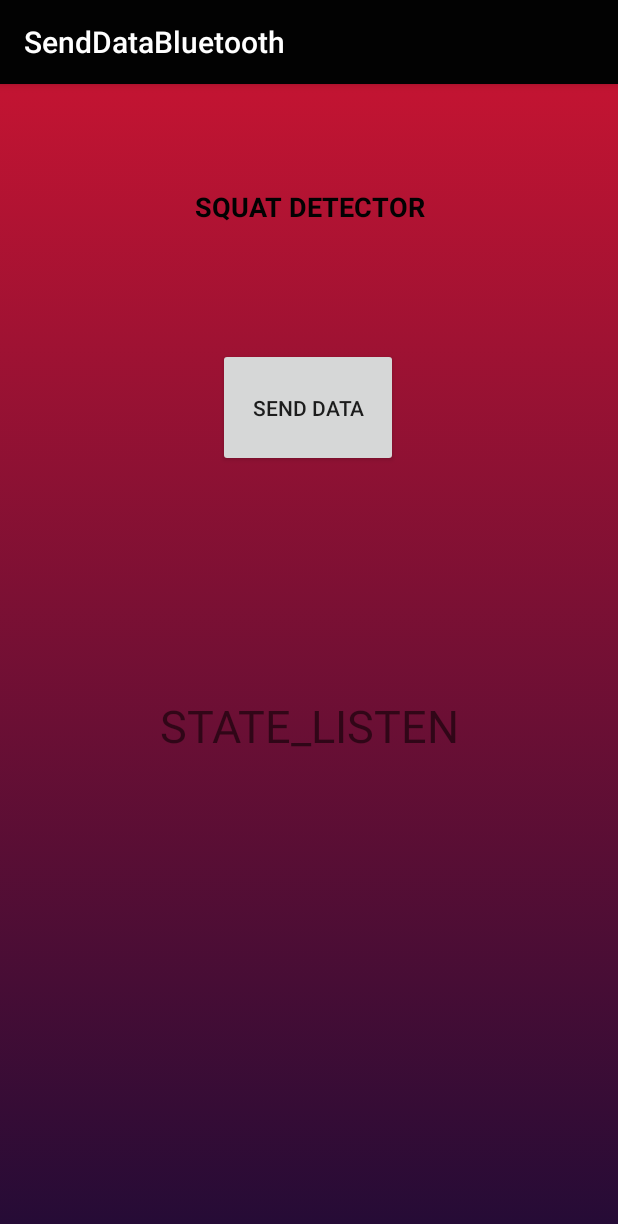
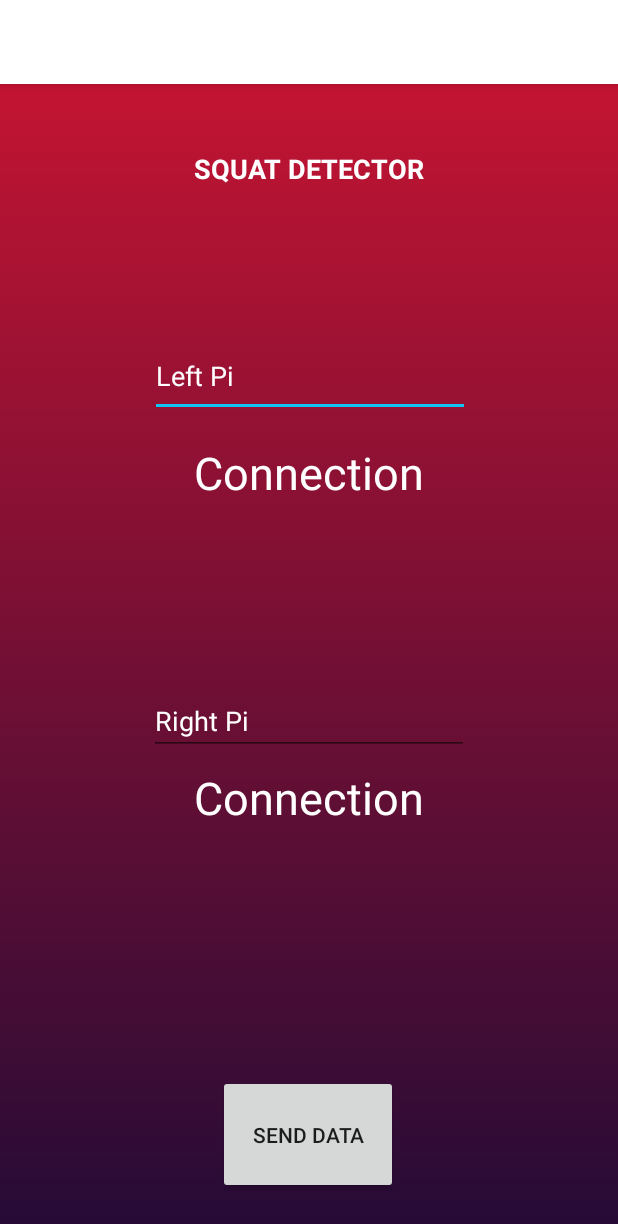
Before and after one commit to 482-932-csce-capstone-sp-2019/weightlift, an Android app: the screen it shows after launch (MainActivity), on a phone screen of 412 x 824 dp. Shown: the top 1224 px of the screen. Run offline under Robolectric (Android 15) with nearby library versions, the phone set to English and light mode, and no system bars.

Commit message:
Connection Works, Two Devices coded in

```diff
--- a/senddatabluetooth/app/src/main/java/com/example/orion/senddatabluetooth/BluetoothChatService.java
+++ b/senddatabluetooth/app/src/main/java/com/example/orion/senddatabluetooth/BluetoothChatService.java
@@ -29,11 +29,17 @@ public class BluetoothChatService {
     private static final String NAME_SECURE = "BluetoothChatSecure";
     private static final String NAME_INSECURE = "BluetoothChatInsecure";
 
-    // Unique UUID for this application
+//    // Unique UUID for this application
+//    private static final UUID MY_UUID_SECURE =
+//            UUID.fromString("00001101-0000-1000-8000-00805F9B34FB");
+//    private static final UUID MY_UUID_INSECURE =
+//            UUID.fromString("00001101-0000-1000-8000-00805F9B34FB");
+
     private static final UUID MY_UUID_SECURE =
-            UUID.fromString("00001101-0000-1000-8000-00805F9B34FB");
+            UUID.fromString("00012412-0000-1000-8000-0080ABCD1234");
+
     private static final UUID MY_UUID_INSECURE =
-            UUID.fromString("00001101-0000-1000-8000-00805F9B34FB");
+            UUID.fromString("00012412-0000-1000-8000-0080ABCD1234");
 
     // Member fields
     private final BluetoothAdapter mAdapter;
@@ -73,7 +79,14 @@ public class BluetoothChatService {
         mNewState = mState;
 
         // Give the new state to the Handler so the UI Activity can update
-        mHandler.obtainMessage(Constants.MESSAGE_STATE_CHANGE, mNewState, -1).sendToTarget();
+        if(this.mHandler.toString() == "mhandler" ){
+            mHandler.obtainMessage(Constants.MESSAGE_STATE_CHANGE_Left, mNewState, -1).sendToTarget();
+        }
+        else if(this.mHandler.toString() == "mhandlerRight"){
+            mHandler.obtainMessage(Constants.MESSAGE_STATE_CHANGE_Right, mNewState, -1).sendToTarget();
+        }
+
+
     }
 
     /**
--- a/senddatabluetooth/app/src/main/java/com/example/orion/senddatabluetooth/BluetoothService.java
+++ b/senddatabluetooth/app/src/main/java/com/example/orion/senddatabluetooth/BluetoothService.java
@@ -73,8 +73,8 @@ public class BluetoothService extends Service {
             for (BluetoothDevice device : pairedDevices) {
                 String deviceName = device.getName();
                 Log.v("TEST",deviceName);
-                if(deviceName.contains("LAPTOP-EF96I227")) {
-                    Log.v("TEST","Connecting to Laptop");
+                if(deviceName.contains("raspberrypi")) {
+                    Log.v("TEST","Connecting to pi");
                     connect(device);
                     break;
                 }
--- a/senddatabluetooth/app/src/main/java/com/example/orion/senddatabluetooth/Constants.java
+++ b/senddatabluetooth/app/src/main/java/com/example/orion/senddatabluetooth/Constants.java
@@ -3,7 +3,8 @@ package com.example.orion.senddatabluetooth;
 public interface Constants {
 
     // Message types sent from the BluetoothChatService Handler
-    public static final int MESSAGE_STATE_CHANGE = 1;
+    public static final int MESSAGE_STATE_CHANGE_Left = 1;
+    public static final int MESSAGE_STATE_CHANGE_Right = 8;
     public static final int MESSAGE_READ = 2;
     public static final int MESSAGE_WRITE = 3;
     public static final int MESSAGE_DEVICE_NAME = 4;
--- a/senddatabluetooth/app/src/main/java/com/example/orion/senddatabluetooth/MainActivity.java
+++ b/senddatabluetooth/app/src/main/java/com/example/orion/senddatabluetooth/MainActivity.java
@@ -3,7 +3,6 @@ package com.example.orion.senddatabluetooth;
 import android.bluetooth.BluetoothAdapter;
 import android.bluetooth.BluetoothDevice;
 import android.content.Intent;
-import android.os.Environment;
 import android.os.Handler;
 import android.os.Message;
 import android.support.v7.app.AppCompatActivity;
@@ -13,19 +12,22 @@ import android.view.View;
 import android.widget.Button;
 import android.widget.TextView;
 
-import java.io.File;
 import java.util.Random;
 import java.util.Set;
 
 public class MainActivity extends AppCompatActivity implements Handler.Callback{
     private static final String TAG = "BluetoothChat";
     private Button send_data;
+    private TextView DataViewRight;
     private TextView DataView;
 
     private Handler mhandler = null;
+    private Handler mhandlerRight = null;
     private BluetoothChatService mChatService = null;
+    private BluetoothChatService mChatServiceRight = null;
     private BluetoothAdapter mBluetoothAdapter = null;
-    private String mConnectedDeviceName = "raspberrypi";
+    private String mConnectedDeviceLeft = "B8:27:EB:B9:CB:4C";
+    private String mConnectedDeviceRight ="";
     private final static int REQUEST_ENABLE_BT = 1;
 
 
@@ -36,18 +38,27 @@ public class MainActivity extends AppCompatActivity implements Handler.Callback{
         super.onCreate(savedInstanceState);
         setContentView(R.layout.activity_main);
         DataView = (TextView)findViewById(R.id.connectionstatus);
+        DataViewRight = (TextView)findViewById(R.id.connectionstatus2);
 
         mBluetoothAdapter = BluetoothAdapter.getDefaultAdapter();
         Set<BluetoothDevice> pairedDevices = mBluetoothAdapter.getBondedDevices();
 
         mhandler = new Handler(this);
+        mhandlerRight = new Handler(this);
 
         mChatService = new BluetoothChatService(this,mhandler);
+        mChatServiceRight = new BluetoothChatService(this,mhandlerRight);
 
         for(BluetoothDevice bldevice : pairedDevices){
-            if(bldevice.getName().contains(mConnectedDeviceName)){
-                mChatService.connect(bldevice,true);
+            //bldevice.getAddress()
+
+            if(bldevice.getAddress().contains(mConnectedDeviceLeft)){
+                mChatService.connect(bldevice,false);
             }
+            if(bldevice.getAddress().contains(mConnectedDeviceRight)){
+                mChatService.connect(bldevice,false);
+            }
+
         }
         send_data = (Button) findViewById(R.id.senddata);
         send_data.setOnClickListener(new View.OnClickListener() {
@@ -57,6 +68,11 @@ public class MainActivity extends AppCompatActivity implements Handler.Callback{
                 Random rand = new Random();
                 int vasdf = rand.nextInt(4)+1;
                 mChatService.write((String.valueOf(vasdf)+"*").getBytes());
+            }
+            if(mChatServiceRight.getState() == mChatServiceRight.STATE_CONNECTED){
+                Random rand = new Random();
+                int vasdf = rand.nextInt(4)+1;
+                mChatServiceRight.write((String.valueOf(vasdf)+"*").getBytes());
             }
             }
         });
@@ -73,7 +89,7 @@ public class MainActivity extends AppCompatActivity implements Handler.Callback{
             Intent enableIntent = new Intent(BluetoothAdapter.ACTION_REQUEST_ENABLE);
            startActivityForResult(enableIntent, REQUEST_ENABLE_BT);
             // Otherwise, setup the chat session
-        } else if (mChatService == null) {
+        } else if (mChatService == null || mChatServiceRight == null) {
 //
 Log.d("onStart","else if mChatService == null");
 
@@ -87,6 +103,10 @@ Log.d("onStart","else if mChatService == null");
         if (mChatService != null) {
             mChatService.stop();
         }
+        if (mChatServiceRight != null) {
+            mChatServiceRight.stop();
+        }
+
     }
     @Override
     public void onResume() {
@@ -104,25 +124,49 @@ Log.d("onStart","else if mChatService == null");
                 mChatService.start();
             }
         }
+        if (mChatServiceRight != null) {
+            // Only if the state is STATE_NONE, do we know that we haven't started already
+            if (mChatServiceRight.getState() == BluetoothChatService.STATE_NONE) {
+                // Start the Bluetooth chat services
+                mChatServiceRight.start();
+            }
+        }
     }
 
     @Override
     public boolean handleMessage(Message message) {
         String[] MessageStatus = new String[]{"STATE_NONE","STATE_LISTEN","STATE_CONNECTING","STATE_CONNECTED"};
+
         switch (message.what) {
-           case Constants.MESSAGE_STATE_CHANGE:
+           case Constants.MESSAGE_STATE_CHANGE_Left:
                if(MessageStatus[message.arg1] == "STATE_LISTEN")
                {
                    mBluetoothAdapter = BluetoothAdapter.getDefaultAdapter();
                    Set<BluetoothDevice> pairedDevices = mBluetoothAdapter.getBondedDevices();
                    for(BluetoothDevice bldevice : pairedDevices){
-                       if(bldevice.getName().contains(mConnectedDeviceName)){
+                       if(bldevice.getName().contains(mConnectedDeviceLeft)){
                            mChatService.connect(bldevice,true);
                        }
                    }
                }
                DataView.setText(MessageStatus[message.arg1]);
+               DataViewRight.setText(MessageStatus[message.arg1]);
                break;
+
+            case Constants.MESSAGE_STATE_CHANGE_Right:
+                if(MessageStatus[message.arg1] == "STATE_LISTEN")
+                {
+                    mBluetoothAdapter = BluetoothAdapter.getDefaultAdapter();
+                    Set<BluetoothDevice> pairedDevices = mBluetoothAdapter.getBondedDevices();
+                    for(BluetoothDevice bldevice : pairedDevices){
+                        if(bldevice.getName().contains(mConnectedDeviceRight)){
+                            mChatServiceRight.connect(bldevice,true);
+                        }
+                    }
+                }
+                DataView.setText(MessageStatus[message.arg1]);
+                DataViewRight.setText(MessageStatus[message.arg1]);
+                break;
         }
         return true;
     }
--- a/senddatabluetooth/app/src/main/res/layout/activity_main.xml
+++ b/senddatabluetooth/app/src/main/res/layout/activity_main.xml
@@ -12,40 +12,54 @@
         android:layout_width="120dp"
         android:layout_height="79dp"
         android:layout_marginStart="8dp"
-        android:layout_marginTop="176dp"
         android:layout_marginEnd="8dp"
+        android:layout_marginBottom="28dp"
         android:text="Send Data"
+        app:layout_constraintBottom_toBottomOf="parent"
         app:layout_constraintEnd_toEndOf="parent"
-        app:layout_constraintHorizontal_bias="0.497"
-        app:layout_constraintStart_toStartOf="parent"
-        app:layout_constraintTop_toTopOf="parent" />
+        app:layout_constraintHorizontal_bias="0.498"
+        app:layout_constraintStart_toStartOf="parent" />
 
     <TextView
         android:id="@+id/connectionstatus"
-        android:layout_width="239dp"
-        android:layout_height="45dp"
+        android:layout_width="274dp"
+        android:layout_height="46dp"
         android:layout_marginStart="8dp"
-        android:layout_marginTop="152dp"
+        android:layout_marginTop="148dp"
         android:layout_marginEnd="8dp"
         android:layout_marginBottom="8dp"
         android:text="Connection"
         android:textAlignment="center"
+        android:textColor="@color/colorPrimary"
         android:textSize="30sp"
-        app:layout_constraintBottom_toBottomOf="parent"
+        app:layout_constraintBottom_toTopOf="@+id/connectionstatus2"
         app:layout_constraintEnd_toEndOf="parent"
-        app:layout_constraintHorizontal_bias="0.5"
         app:layout_constraintStart_toStartOf="parent"
-        app:layout_constraintTop_toBottomOf="@+id/senddata"
-        app:layout_constraintVertical_bias="0.0" />
+        app:layout_constraintTop_toBottomOf="@+id/textView"
+        app:layout_constraintVertical_bias="0.051" />
+
+    <TextView
+        android:id="@+id/connectionstatus2"
+        android:layout_width="266dp"
+        android:layout_height="45dp"
+        android:layout_marginStart="8dp"
+        android:layout_marginEnd="8dp"
+        android:layout_marginBottom="160dp"
+        android:text="Connection"
+        android:textAlignment="center"
+        android:textColor="@color/colorPrimary"
+        android:textSize="30sp"
+        app:layout_constraintBottom_toTopOf="@+id/senddata"
+        app:layout_constraintEnd_toEndOf="parent"
+        app:layout_constraintStart_toStartOf="parent" />
 
     <TextView
         android:id="@+id/textView"
-        android:layout_width="226dp"
+        android:layout_width="228dp"
         android:layout_height="38dp"
         android:layout_marginStart="8dp"
-        android:layout_marginTop="8dp"
+        android:layout_marginTop="44dp"
         android:layout_marginEnd="8dp"
-        android:layout_marginBottom="8dp"
         android:text="Squat Detector"
         android:textAlignment="center"
         android:textAllCaps="true"
@@ -54,8 +68,45 @@
         android:textStyle="bold"
         android:typeface="normal"
         android:visibility="visible"
-        app:layout_constraintBottom_toTopOf="@+id/senddata"
+        app:layout_constraintEnd_toEndOf="parent"
+        app:layout_constraintHorizontal_bias="0.497"
+        app:layout_constraintStart_toStartOf="parent"
+        app:layout_constraintTop_toTopOf="parent" />
+
+    <EditText
+        android:id="@+id/editText"
+        android:layout_width="wrap_content"
+        android:layout_height="54dp"
+        android:layout_marginStart="8dp"
+        android:layout_marginTop="8dp"
+        android:layout_marginEnd="8dp"
+        android:layout_marginBottom="8dp"
+        android:ems="10"
+        android:inputType="textPersonName"
+        android:text="Left Pi"
+        android:textColor="@color/colorPrimary"
+        app:layout_constraintBottom_toTopOf="@+id/connectionstatus"
+        app:layout_constraintEnd_toEndOf="parent"
+        app:layout_constraintHorizontal_bias="0.502"
+        app:layout_constraintStart_toStartOf="parent"
+        app:layout_constraintTop_toBottomOf="@+id/textView"
+        app:layout_constraintVertical_bias="0.898" />
+
+    <EditText
+        android:id="@+id/editText2"
+        android:layout_width="wrap_content"
+        android:layout_height="41dp"
+        android:layout_marginStart="8dp"
+        android:layout_marginTop="60dp"
+        android:layout_marginEnd="8dp"
+        android:layout_marginBottom="8dp"
+        android:ems="10"
+        android:inputType="textPersonName"
+        android:text="Right Pi"
+        android:textColor="@color/colorPrimary"
+        app:layout_constraintBottom_toTopOf="@+id/connectionstatus2"
         app:layout_constraintEnd_toEndOf="parent"
         app:layout_constraintStart_toStartOf="parent"
-        app:layout_constraintTop_toTopOf="parent" />
+        app:layout_constraintTop_toBottomOf="@+id/connectionstatus"
+        app:layout_constraintVertical_bias="1.0" />
 </android.support.constraint.ConstraintLayout>
--- a/senddatabluetooth/app/src/main/res/values/colors.xml
+++ b/senddatabluetooth/app/src/main/res/values/colors.xml
@@ -1,6 +1,6 @@
 <?xml version="1.0" encoding="utf-8"?>
 <resources>
-    <color name="colorPrimary">#020202</color>
+    <color name="colorPrimary">#FFFFFF</color>
     <color name="colorPrimaryDark">#303F9F</color>
     <color name="colorAccent">#12C4F5</color>
 </resources>
--- a/senddatabluetooth/app/src/main/res/values/styles.xml
+++ b/senddatabluetooth/app/src/main/res/values/styles.xml
@@ -6,6 +6,7 @@
         <item name="colorPrimary">@color/colorPrimary</item>
         <item name="colorPrimaryDark">@color/colorPrimaryDark</item>
         <item name="colorAccent">@color/colorAccent</item>
+
     </style>
 
 </resources>
```
Also changed, not shown: 2 other files.
